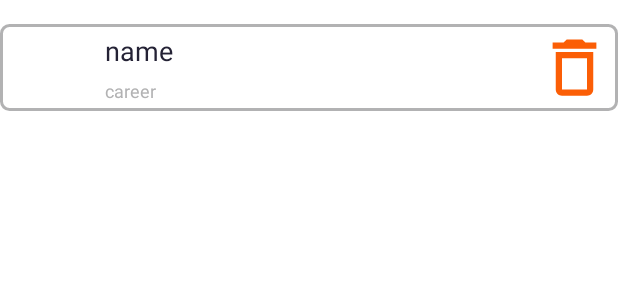
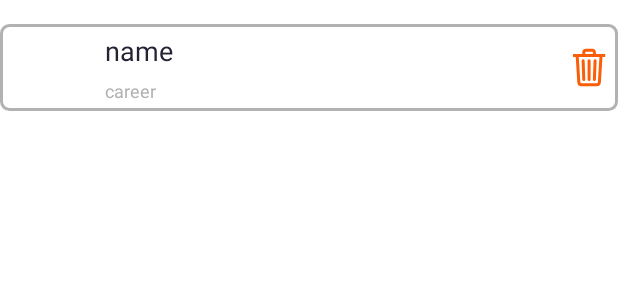
Before and after one commit to OpacareAngelus/level2, an Android app: the layout recyclerview_item.xml on its own in the app's theme, with its tools: preview values and no code run, on a phone screen of 412 x 824 dp. Shown: the top 300 px of the screen. Run offline under Robolectric (Android 15) with nearby library versions, the phone set to English and light mode, and no system bars.

Commit message:
Aburvalg
Aburvalg

```diff
--- a/app/src/main/java/MyContactsLayout.kt
+++ b/app/src/main/java/MyContactsLayout.kt
@@ -9,7 +9,6 @@ import com.example.level2.adapter.RecyclerAdapter
 class MyContactsLayout : AppCompatActivity() {
 
     private lateinit var adapter: RecyclerAdapter
-    private lateinit var binding: MyContactsLayout
 
     override fun onCreate(savedInstanceState: Bundle?) {
         super.onCreate(savedInstanceState)
@@ -18,9 +17,4 @@ class MyContactsLayout : AppCompatActivity() {
         recyclerView.layoutManager = LinearLayoutManager(this)
         recyclerView.adapter = RecyclerAdapter()
     }
-
-
-//    private fun getCatList(): List<String> {
-//        return this.resources.getStringArray(R.array.cat_names).toList()
-//    }
 }
--- a/app/src/main/java/data/UserData.kt
+++ b/app/src/main/java/data/UserData.kt
@@ -2,26 +2,30 @@ package com.example.level2.model
 
 object UserData {
 
-    fun getUsers() = listOf(
+    fun getUsers() = arrayListOf(
         User(
+            0,
             "https://www.meme-arsenal.com/memes/2077f9271f077a9065e718d4ad7d1636.jpg",
             "Бурий",
             "Важлива шишка-кішка",
             "м.Київ"
         ),
         User(
+            0,
             "https://st.depositphotos.com/1072614/4661/i/600/depositphotos_46614201-stock-photo-housewife-cat.jpg",
             "Ельвіра",
             "Домогосподарка",
             "м.Львів"
         ),
         User(
+            0,
             "https://images.prom.ua/3469991393_w640_h640_almaznaya-mozaika-kot.jpg",
             "Мірінда",
             "Доктор котячих наук",
             "Дніпро"
         ),
         User(
+            0,
             "https://encrypted-tbn0.gstatic.com/images?q=tbn:ANd9GcSWOUS_MuhMpwAp4L-7E9Dh091zsMCGxWmrBw&usqp=CAU",
             "Андрій",
             "Бойовий кіт",
--- a/app/src/main/java/extension/ImageViewExtension.kt
+++ b/app/src/main/java/extension/ImageViewExtension.kt
@@ -9,7 +9,3 @@ fun ImageView.addImage(user: User) {
         .load(user.photo)
         .into(this)
 }
-
-fun ImageView.addImage(image:String){
-    Glide.with(this).load(image).into(this)
-}
--- a/app/src/main/java/model/User.kt
+++ b/app/src/main/java/model/User.kt
@@ -1,6 +1,7 @@
 package com.example.level2.model
 
 data class User(
+    var id: Int,
     val photo: String,
     val name: String,
     val career: String,
--- a/app/src/main/res/drawable/trash_can.xml
+++ b/app/src/main/res/drawable/trash_can.xml
@@ -1,10 +1,23 @@
 <vector xmlns:android="http://schemas.android.com/apk/res/android"
-    android:width="50dp"
-    android:height="50dp"
-    android:tint="?attr/colorSecondary"
-    android:viewportWidth="24"
-    android:viewportHeight="24">
-    <path
-        android:fillColor="?attr/colorSecondary"
-        android:pathData="M6,19c0,1.1 0.9,2 2,2h8c1.1,0 2,-0.9 2,-2L18,7L6,7v12zM8,9h8v10L8,19L8,9zM15.5,4l-1,-1h-5l-1,1L5,4v2h14L19,4z" />
+android:width="22dp"
+android:height="26dp"
+android:viewportWidth="22"
+android:viewportHeight="26">
+<path
+    android:pathData="M2.7693,5.0384L3.8751,22.7307C3.9276,23.753 4.6712,24.5 5.6443,24.5H15.8174C16.7943,24.5 17.5241,23.753 17.5866,22.7307L18.6924,5.0384"
+    android:strokeLineJoin="round"
+    android:strokeWidth="2"
+    android:fillColor="#00000000"
+    android:strokeColor="?attr/colorSecondary"
+    android:strokeLineCap="round"/>
+<path
+    android:pathData="M1,4.0384H0V6.0384H1V4.0384ZM20.4615,6.0384H21.4615V4.0384H20.4615V6.0384ZM1,6.0384H20.4615V4.0384H1V6.0384Z"
+    android:fillColor="?attr/colorSecondary"/>
+<path
+    android:pathData="M14.7115,8.5769L14.2692,20.9615M7.1923,5.0384V2.8269C7.1918,2.6525 7.2258,2.4797 7.2923,2.3185C7.3588,2.1573 7.4565,2.0108 7.5798,1.8875C7.7031,1.7642 7.8496,1.6664 8.0108,1.5999C8.1721,1.5334 8.3448,1.4995 8.5192,1.5H12.9423C13.1167,1.4995 13.2895,1.5334 13.4507,1.5999C13.6119,1.6664 13.7584,1.7642 13.8817,1.8875C14.005,2.0108 14.1028,2.1573 14.1693,2.3185C14.2358,2.4797 14.2697,2.6525 14.2692,2.8269V5.0384H7.1923ZM10.7308,8.5769V20.9615V8.5769ZM6.75,8.5769L7.1923,20.9615L6.75,8.5769Z"
+    android:strokeLineJoin="round"
+    android:strokeWidth="2"
+    android:fillColor="#00000000"
+    android:strokeColor="?attr/colorSecondary"
+    android:strokeLineCap="round"/>
 </vector>
--- a/app/src/main/res/layout/recyclerview_item.xml
+++ b/app/src/main/res/layout/recyclerview_item.xml
@@ -5,7 +5,8 @@
     android:layout_height="wrap_content"
     android:layout_marginTop="@dimen/step_between_contacts"
     android:background="@drawable/frame_rounding"
-    android:orientation="vertical">
+    android:orientation="vertical"
+    android:id="@+id/ThisRecyclerView">
 
     <ImageView
         android:id="@+id/iv_user_photo"
--- a/app/src/main/res/values/colors.xml
+++ b/app/src/main/res/values/colors.xml
@@ -4,7 +4,7 @@
     <color name="orange">#FB5E06</color>
     <color name="dark_blue">#242235</color>
     <color name="black">#FF000000</color>
-    <color name="white">#FFFFFFFF</color>
+    <color name="white">#FFFFFF</color>
     <color name="main_text_color">#FFFFFFFF</color>
     <color name="second_text_color">#B2B2B3</color>
     <color name="button_dark_blue">#18181F</color>
--- a/app/src/main/res/values/dimens.xml
+++ b/app/src/main/res/values/dimens.xml
@@ -8,7 +8,7 @@
     <dimen name="tv_career_m_bottom">3dp</dimen>
     <dimen name="rv_contacts_margin">8dp</dimen>
     <dimen name="margin_back_arrow">20dp</dimen>
-    <dimen name="margin_end_trash_can">4dp</dimen>
+    <dimen name="margin_end_trash_can">8dp</dimen>
     <dimen name="tv_add_contact_ts">11sp</dimen>
     <dimen name="btn_add_contact_landscape_start_margin">16dp</dimen>
     <dimen name="tv_add_contact_start_margin">20dp</dimen>
```
Also changed, not shown: app/src/main/java/adapter/RecyclerAdapter.kt (+25 -8 lines), app/src/main/java/model/UsersViewModel.kt (+5 -4 lines).
